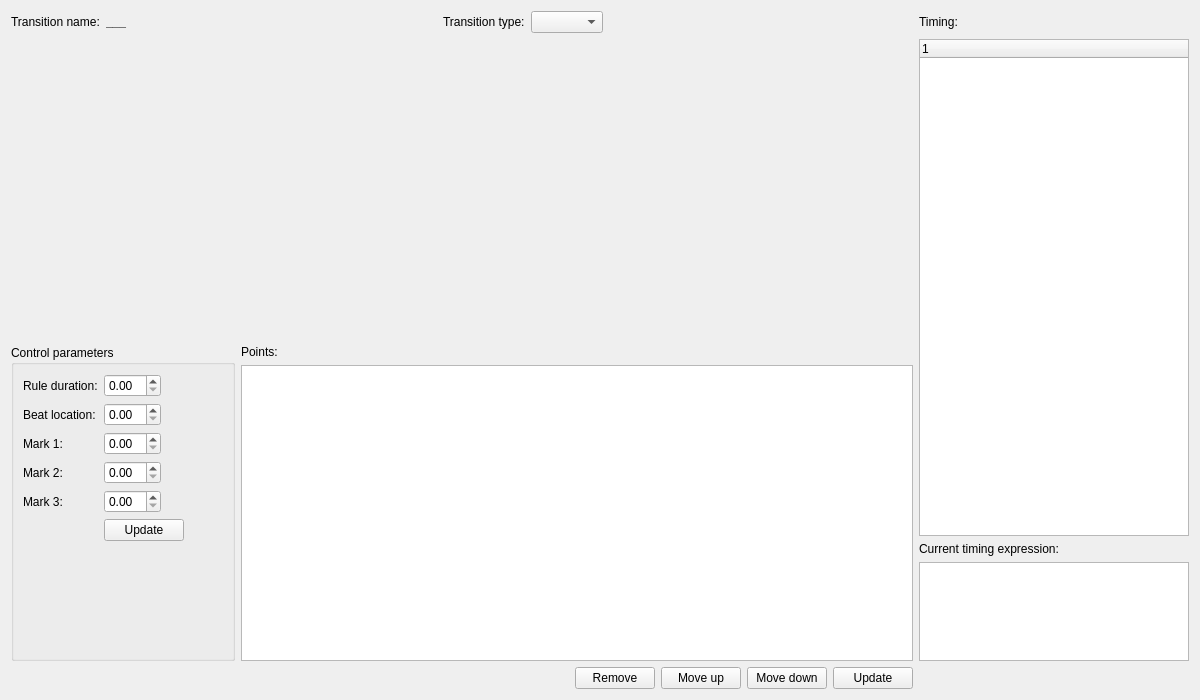
This is ui/TransitionEditorWindow.ui in mym-br/gama_tts_editor as Qt 5 draws it before an edit. The edited form follows.
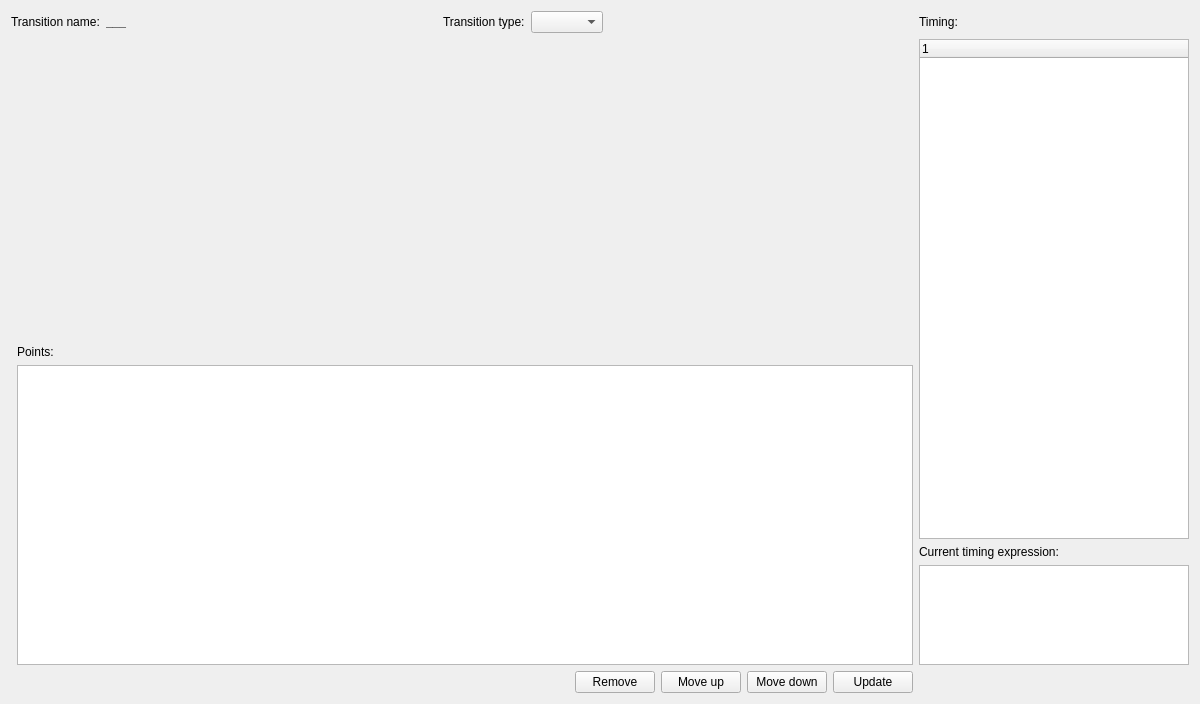
This is the edited form. Custom widgets are drawn as their Qt base class.

Commit message: TransitionEditor: Remove control parameters.

Patch:
```diff
--- a/ui/TransitionEditorWindow.ui
+++ b/ui/TransitionEditorWindow.ui
@@ -7,7 +7,7 @@
     <x>0</x>
     <y>0</y>
     <width>1200</width>
-    <height>700</height>
+    <height>704</height>
    </rect>
   </property>
   <property name="windowTitle">
@@ -62,81 +62,6 @@
         </property>
        </widget>
       </item>
-      <item row="1" column="0" rowspan="2">
-       <widget class="QGroupBox" name="groupBox">
-        <property name="sizePolicy">
-         <sizepolicy hsizetype="Preferred" vsizetype="Preferred">
-          <horstretch>1</horstretch>
-          <verstretch>0</verstretch>
-         </sizepolicy>
-        </property>
-        <property name="title">
-         <string>Control parameters</string>
-        </property>
-        <layout class="QFormLayout" name="formLayout">
-         <property name="fieldGrowthPolicy">
-          <enum>QFormLayout::ExpandingFieldsGrow</enum>
-         </property>
-         <item row="1" column="0">
-          <widget class="QLabel" name="label_2">
-           <property name="text">
-            <string>Rule duration:</string>
-           </property>
-          </widget>
-         </item>
-         <item row="1" column="1">
-          <widget class="QDoubleSpinBox" name="ruleDurationSpinBox"/>
-         </item>
-         <item row="2" column="0">
-          <widget class="QLabel" name="label_6">
-           <property name="text">
-            <string>Beat location:</string>
-           </property>
-          </widget>
-         </item>
-         <item row="2" column="1">
-          <widget class="QDoubleSpinBox" name="beatSpinBox"/>
-         </item>
-         <item row="3" column="0">
-          <widget class="QLabel" name="label_7">
-           <property name="text">
-            <string>Mark 1:</string>
-           </property>
-          </widget>
-         </item>
-         <item row="3" column="1">
-          <widget class="QDoubleSpinBox" name="mark1SpinBox"/>
-         </item>
-         <item row="4" column="0">
-          <widget class="QLabel" name="label_8">
-           <property name="text">
-            <string>Mark 2:</string>
-           </property>
-          </widget>
-         </item>
-         <item row="4" column="1">
-          <widget class="QDoubleSpinBox" name="mark2SpinBox"/>
-         </item>
-         <item row="5" column="0">
-          <widget class="QLabel" name="label_9">
-           <property name="text">
-            <string>Mark 3:</string>
-           </property>
-          </widget>
-         </item>
-         <item row="5" column="1">
-          <widget class="QDoubleSpinBox" name="mark3SpinBox"/>
-         </item>
-         <item row="6" column="1">
-          <widget class="QPushButton" name="updateParametersButton">
-           <property name="text">
-            <string>Update</string>
-           </property>
-          </widget>
-         </item>
-        </layout>
-       </widget>
-      </item>
      </layout>
     </widget>
    </item>
```
Left out of the diff: 44 changed lines with no effect on the pictures. The commit also changes 2 other files.
